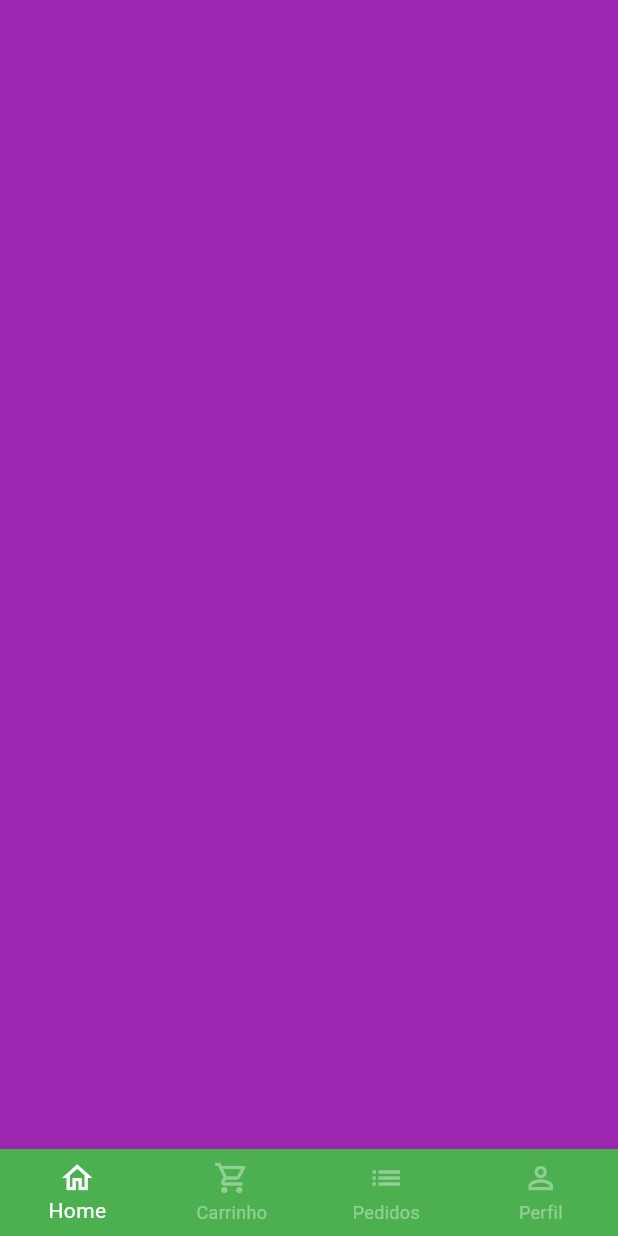
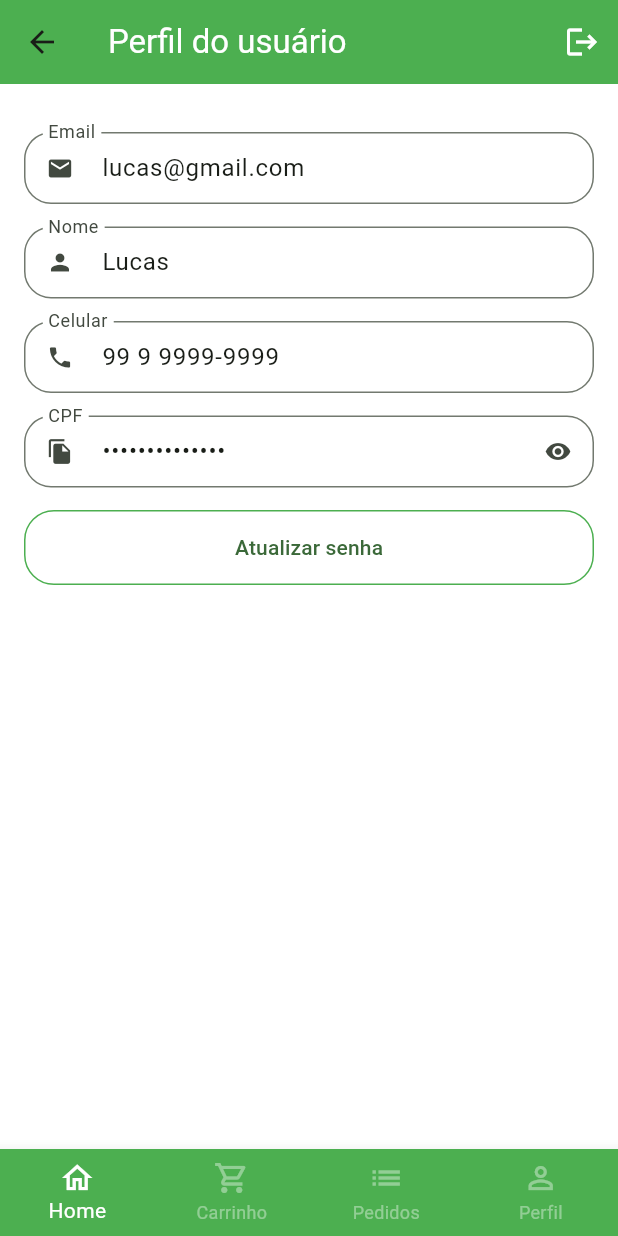
Before and after one commit to lucasletro/GreenGrocer, a Flutter app: the BaseScreen screen opened directly, swiped to page 4, on a phone screen of 412 x 824 dp. Run offline on Flutter 3.47's test engine with Material 2 defaults, Android fonts, the phone set to English and light mode, and no system bars; our stand-ins replace animated_text_kit, mask_text_input_formatter.

Commit message:
Tela de perfil (Profile Tab).

```diff
--- a/lib/src/config/app_data.dart
+++ b/lib/src/config/app_data.dart
@@ -2,6 +2,7 @@
 //USAR NO APP.
 
 import 'package:greengrocer/src/models/item_model.dart';
+import 'package:greengrocer/src/models/user_model.dart';
 
 import '../models/cart_item_model.dart';
 
@@ -95,3 +96,11 @@ List<CartItemModel> cartItems = [
     quantity: 3,
   ),
 ];
+
+UserModel user = UserModel(
+  phone: "99 9 9999-9999",
+  cpf: "999.999.999-99",
+  email: "lucas@gmail.com",
+  name: "Lucas",
+  password: "senha",
+);
--- /dev/null
+++ b/lib/src/models/user_model.dart
@@ -0,0 +1,15 @@
+class UserModel {
+  String name;
+  String email;
+  String phone;
+  String cpf;
+  String password;
+
+  UserModel({
+    required this.phone,
+    required this.cpf,
+    required this.email,
+    required this.name,
+    required this.password,
+  });
+}
--- a/lib/src/pages/auth/sign_in_screen.dart
+++ b/lib/src/pages/auth/sign_in_screen.dart
@@ -3,7 +3,7 @@ import 'package:flutter/material.dart';
 import 'package:greengrocer/src/pages/auth/sign_up_screen.dart';
 
 import '../base/base_screen.dart';
-import 'components/custom_text_field.dart';
+import '../common_widgets/custom_text_field.dart';
 
 
 //TELA DE LOGIN #1
--- a/lib/src/pages/auth/sign_up_screen.dart
+++ b/lib/src/pages/auth/sign_up_screen.dart
@@ -1,7 +1,7 @@
 import 'package:flutter/material.dart';
 import 'package:mask_text_input_formatter/mask_text_input_formatter.dart';
 
-import 'components/custom_text_field.dart';
+import '../common_widgets/custom_text_field.dart';
 
 class SignUpScreen extends StatelessWidget {
   SignUpScreen({Key? key}) : super(key: key);
--- a/lib/src/pages/base/base_screen.dart
+++ b/lib/src/pages/base/base_screen.dart
@@ -1,4 +1,5 @@
 import 'package:flutter/material.dart';
+import 'package:greengrocer/src/pages/profile/profile_tab.dart';
 import '../cart/cart_tab.dart';
 import '../home/home_tab.dart';
 
@@ -23,9 +24,10 @@ class _BaseScreenState extends State<BaseScreen> {
         controller: pageController,
         children: [
           const HomeTab(),
-          CartTab(),
+          const CartTab(),
           Container(color: Colors.blue,),
-          Container(color: Colors.purple,),
+          const ProfileTab(),
+
         ],
       ),
 
--- a/lib/src/pages/auth/components/custom_text_field.dart
+++ b/lib/src/pages/common_widgets/custom_text_field.dart
@@ -6,10 +6,16 @@ import 'package:flutter/services.dart';
 class CustomTextField extends StatefulWidget {
   final IconData icon;
   final String label;
+
   //variavel para apresentar o botao de visibilidade
   // do suffixIcon no campo de senha
   final bool isSecret;
+
   final List<TextInputFormatter>? inputFormatters;
+
+  //profile_tab
+  final String? initialValue;
+  final bool readOnly;
 
   const CustomTextField({
     Key? key,
@@ -17,6 +23,8 @@ class CustomTextField extends StatefulWidget {
     required this.label,
     this.isSecret = false,
     this.inputFormatters,
+    this.initialValue,
+    this.readOnly = false,
   }) : super(key: key);
 
   @override
@@ -40,6 +48,8 @@ class _CustomTextFieldState extends State<CustomTextField> {
     return Padding(
       padding: const EdgeInsets.only(bottom: 15),
       child: TextFormField(
+        readOnly: widget.readOnly, //campo apenas de leitura na profile_tab
+        initialValue: widget.initialValue, //valor inicial do campo de texto
         inputFormatters: widget.inputFormatters,
         obscureText: isObscure,
         decoration: InputDecoration(
--- /dev/null
+++ b/lib/src/pages/profile/profile_tab.dart
@@ -0,0 +1,181 @@
+import 'package:flutter/material.dart';
+import 'package:greengrocer/src/pages/common_widgets/custom_text_field.dart';
+
+import 'package:greengrocer/src/config/app_data.dart' as appData;
+
+class ProfileTab extends StatefulWidget {
+  const ProfileTab({Key? key}) : super(key: key);
+
+  @override
+  State<ProfileTab> createState() => _ProfileTabState();
+}
+
+class _ProfileTabState extends State<ProfileTab> {
+  @override
+  Widget build(BuildContext context) {
+    return Scaffold(
+      appBar: AppBar(
+        title: const Text(
+          "Perfil do usuário",
+          style: TextStyle(color: Colors.white),
+        ),
+        backgroundColor: Colors.green,
+        actions: [
+          IconButton(
+            onPressed: () {},
+            icon: const Icon(Icons.logout, color: Colors.white),
+          ),
+        ],
+      ),
+
+      //FORMULARIO
+      body: ListView(
+        physics: const BouncingScrollPhysics(),
+        padding: const EdgeInsets.fromLTRB(16, 32, 16, 16),
+        children: [
+          //email
+          CustomTextField(
+            readOnly: true,
+            initialValue: appData.user.email,
+            icon: Icons.email,
+            label: "Email",
+          ),
+
+          //nome
+          CustomTextField(
+            readOnly: true,
+            initialValue: appData.user.name,
+            icon: Icons.person,
+            label: "Nome",
+          ),
+
+          //celular
+          CustomTextField(
+            readOnly: true,
+            initialValue: appData.user.phone,
+            icon: Icons.phone,
+            label: "Celular",
+          ),
+
+          //CPF
+          CustomTextField(
+            readOnly: true,
+            initialValue: appData.user.cpf,
+            icon: Icons.file_copy,
+            label: "CPF",
+            isSecret: true,
+          ),
+
+          //Botão para atualizar a senha
+          SizedBox(
+            height: 50,
+            child: OutlinedButton(
+              style: OutlinedButton.styleFrom(
+                side: const BorderSide(color: Colors.green),
+                shape: RoundedRectangleBorder(
+                  borderRadius: BorderRadius.circular(20),
+                ),
+              ),
+              onPressed: () {
+                updatePassword();
+              },
+              child: const Text("Atualizar senha"),
+            ),
+          ),
+        ],
+      ),
+    );
+  }
+
+  //dialog para atualizar a senha
+  Future<bool?> updatePassword() {
+    return showDialog(
+      context: context,
+      builder: (context) {
+        return Dialog(
+          shape: RoundedRectangleBorder(
+            borderRadius: BorderRadius.circular(20),
+          ),
+          child: Stack(
+            children: [
+              Padding(
+                padding: const EdgeInsets.all(16),
+                child: Column(
+                  mainAxisSize: MainAxisSize.min,
+                  crossAxisAlignment: CrossAxisAlignment.stretch,
+                  children: [
+                    const Padding(
+                      padding: EdgeInsets.symmetric(vertical: 12),
+
+                      //titulo
+                      child: Text(
+                        "Atualização de senha",
+                        textAlign: TextAlign.center,
+                        style: TextStyle(
+                          fontWeight: FontWeight.bold,
+                          fontSize: 18,
+                        ),
+                      ),
+                    ),
+
+                    //senha atual
+                    const CustomTextField(
+                      icon: Icons.lock,
+                      label: "Senha atual",
+                      isSecret: true,
+                    ),
+
+                    //nova senha
+                    const CustomTextField(
+                      icon: Icons.lock_outline,
+                      label: "Nova senha",
+                      isSecret: true,
+                    ),
+
+                    //confirmação nova senha
+                    const CustomTextField(
+                      icon: Icons.lock_outline,
+                      label: "Confirmar nova senha",
+                      isSecret: true,
+                    ),
+
+                    //botão de confirmação
+                    SizedBox(
+                      height: 45,
+                      child: ElevatedButton(
+                        style: ElevatedButton.styleFrom(
+                          backgroundColor: Colors.green,
+                          shape: RoundedRectangleBorder(
+                            borderRadius: BorderRadius.circular(20),
+                          ),
+                        ),
+                        onPressed: () {},
+                        child: const Text(
+                          "Atualizar",
+                          style: TextStyle(color: Colors.white),
+                        ),
+                      ),
+                    ),
+                  ],
+                ),
+              ),
+
+              //botão de fechar.
+              Positioned(
+                top: 5,
+                right: 5,
+                child: IconButton(
+                  onPressed: () {
+                    Navigator.of(context).pop();
+                  },
+                  icon: const Icon(Icons.close),
+                ),
+              ),
+
+            ],
+          ),
+        );
+      },
+    );
+  }
+}
```
